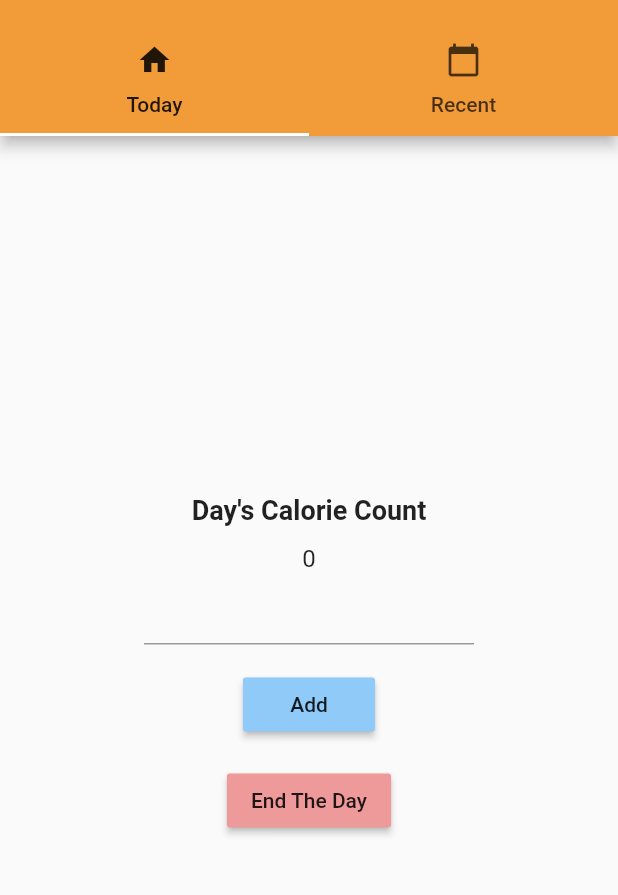
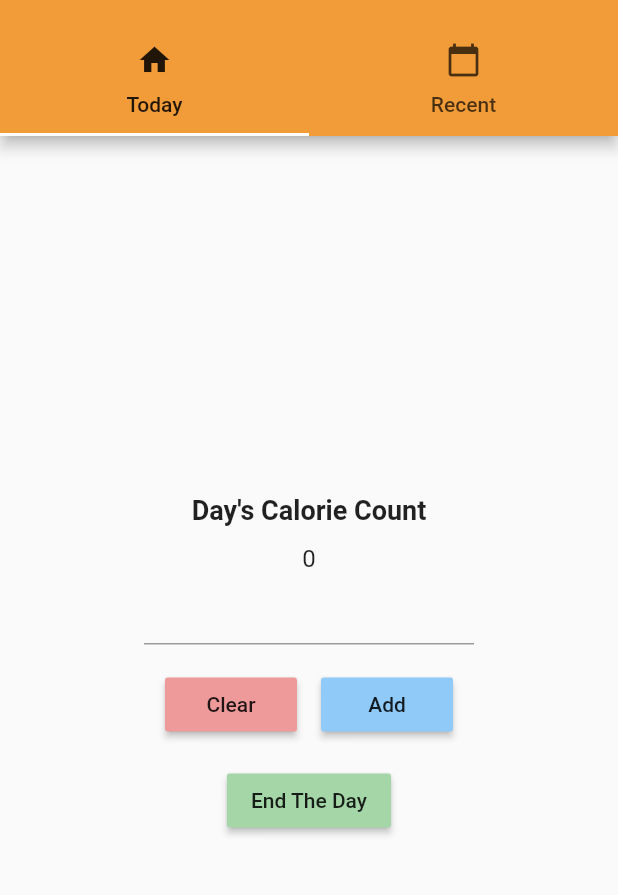
Before and after one commit to JayyyR/CalorieCountAppFlutter, a Flutter app: the screen it shows after launch, on a phone screen of 412 x 824 dp, the part 59-954 px from its top. Run offline on Flutter 3.47's test engine with Material 2 defaults, Android fonts, the phone set to English and light mode, and no system bars; our stand-ins replace rxdart, shared_preferences.

Commit message:
clearing

```diff
--- a/lib/AddCaloriesPage.dart
+++ b/lib/AddCaloriesPage.dart
@@ -14,7 +14,8 @@ class AddCaloriesPage extends StatefulWidget {
 
 class _AddCaloriesPageState extends State<AddCaloriesPage> {
   _AddCaloriesPageViewModel viewModel;
-  final TextEditingController _calorieEditTextController = TextEditingController();
+  final TextEditingController _calorieEditTextController =
+      TextEditingController();
 
   _AddCaloriesPageState() {
     //initialize viewmodel with trigger to update state
@@ -36,44 +37,52 @@ class _AddCaloriesPageState extends State<AddCaloriesPage> {
               style: TextStyle(fontSize: 18.0, fontWeight: FontWeight.bold),
             ),
           ),
-          Text(
-              "${viewModel.totalCaloriesForDay}",
-              style: TextStyle(fontSize: 16.0)
-          ),
+          Text("${viewModel.totalCaloriesForDay}",
+              style: TextStyle(fontSize: 16.0)),
           Padding(
-            padding: EdgeInsets.only(
-              left: 96,
-              right: 96
-            ),
+              padding: EdgeInsets.only(left: 96, right: 96),
               child: TextField(
                 textAlign: TextAlign.center,
                 controller: _calorieEditTextController,
                 keyboardType: TextInputType.number,
-            )
+              )),
+          Padding(
+            padding: EdgeInsets.only(top: 16.0),
+            child: Row(
+              crossAxisAlignment: CrossAxisAlignment.center,
+              mainAxisAlignment: MainAxisAlignment.center,
+              children: <Widget>[
+                Padding(
+                  padding: EdgeInsets.only(left: 8, right: 8),
+                  child: MaterialButton(
+                    color: Colors.red[200],
+                    onPressed: () {
+                      viewModel.clearCalories();
+                    },
+                    child: Text("Clear"),
+                  ),
                 ),
                 Padding(
-            padding: EdgeInsets.only(
-              top: 16.0
-            ),
+                    padding: EdgeInsets.only(left: 8, right: 8),
                     child: MaterialButton(
                       color: Colors.blue[200],
                       onPressed: () {
-                int calories = int.parse(_calorieEditTextController.text);
+                        int calories =
+                            int.parse(_calorieEditTextController.text);
                         viewModel.onAddCaloriesToDayPressed(calories);
                         _calorieEditTextController.clear();
                         SystemChannels.textInput.invokeMethod('TextInput.hide');
                       },
                       child: Text("Add"),
+                    )),
+              ],
             ),
           ),
           Padding(
-            padding: EdgeInsets.only(
-                top: 16.0
-            ),
+            padding: EdgeInsets.only(top: 16.0),
             child: MaterialButton(
-              color: Colors.red[200],
-              onPressed: () {
-              },
+              color: Colors.green[200],
+              onPressed: () {},
               child: Text("End The Day"),
             ),
           )
@@ -90,25 +99,28 @@ class _AddCaloriesPageViewModel {
   int totalCaloriesForDay = 0;
 
   _AddCaloriesPageViewModel({@required this.triggerViewStateChange}) {
-
     //get calories from storage
-    getCaloriesInProgress().listen( (caloriesInProgress) {
+    getCaloriesInProgress().listen((caloriesInProgress) {
       totalCaloriesForDay = caloriesInProgress;
       triggerViewStateChange();
-    }, onError:(error) {
+    }, onError: (error) {
       print("");
     });
   }
 
   void dispose() => dayFinished.close();
 
+  void clearCalories() {
+    totalCaloriesForDay = 0;
+    triggerViewStateChange();
+    saveCaloriesInProgress(totalCaloriesForDay);
+  }
+
   void onAddCaloriesToDayPressed(int caloriesInMeal) {
     //add calories to total
     totalCaloriesForDay += caloriesInMeal;
-
     //trigger view state
     triggerViewStateChange();
-
     saveCaloriesInProgress(totalCaloriesForDay);
   }
 }
```
Also changed, not shown: 2 other files. Lines whose indentation alone changed are shown as unchanged.
